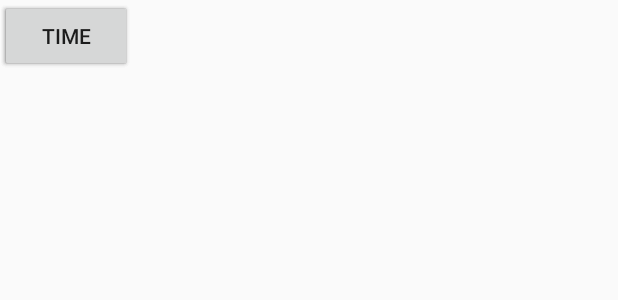
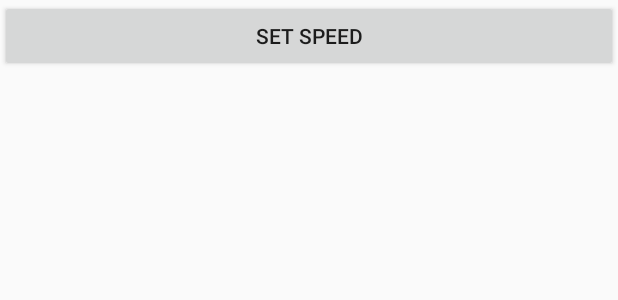
Before and after one commit to sejongk/MovingLife, an Android app: the layout activity_set_velocity.xml on its own in the app's theme, with its tools: preview values and no code run, on a phone screen of 412 x 824 dp. Shown: the top 300 px of the screen. Run offline under Robolectric (Android 15) with nearby library versions, the phone set to English and light mode, and no system bars.

Commit message:
gps alpha 2.0

```diff
--- a/app/src/main/java/com/example/tb990/shortpathalarm/setVelocity.java
+++ b/app/src/main/java/com/example/tb990/shortpathalarm/setVelocity.java
@@ -166,12 +166,6 @@ public class setVelocity extends AppCompatActivity{
                         } else {
                             Toast.makeText(getApplicationContext(), "출발지나 도착지가 똑바로 설정되지 않았습니다.", Toast.LENGTH_LONG).show();
                         }
-
-
-
-
-
-
                     }
                 });
         builder.setNegativeButton("취소",
--- a/app/src/main/res/layout/activity_set_velocity.xml
+++ b/app/src/main/res/layout/activity_set_velocity.xml
@@ -9,33 +9,18 @@
     <LinearLayout
         android:id="@+id/linearLayoutTmap"
         android:layout_width="match_parent"
-        android:layout_height="400dp"
+        android:layout_height="match_parent"
         android:orientation="vertical"
         tools:layout_editor_absoluteX="0dp"
-        tools:layout_editor_absoluteY="66dp"></LinearLayout>
+        tools:layout_editor_absoluteY="0dp">
 
-    <Button
-        android:id="@+id/setTo"
-        android:layout_width="wrap_content"
-        android:layout_height="wrap_content"
-        android:text="From"
-        tools:layout_editor_absoluteX="148dp"
-        tools:layout_editor_absoluteY="6dp" />
+        <Button
+            android:id="@+id/getVelo"
+            android:layout_width="match_parent"
+            android:layout_height="wrap_content"
+            android:text="Set Speed" />
 
-    <Button
-        android:id="@+id/setFrom"
-        android:layout_width="wrap_content"
-        android:layout_height="wrap_content"
-        android:text="To"
-        tools:layout_editor_absoluteX="16dp"
-        tools:layout_editor_absoluteY="6dp" />
+    </LinearLayout>
 
-    <Button
-        android:id="@+id/getVelo"
-        android:layout_width="wrap_content"
-        android:layout_height="wrap_content"
-        android:text="Time"
-        tools:layout_editor_absoluteX="280dp"
-        tools:layout_editor_absoluteY="6dp" />
 
 </android.support.constraint.ConstraintLayout>
```
Also changed, not shown: app/src/main/java/com/example/tb990/shortpathalarm/MainActivity.java (+20 -5 lines), app/src/main/res/layout/activity_main.xml (+10 -1 lines).
